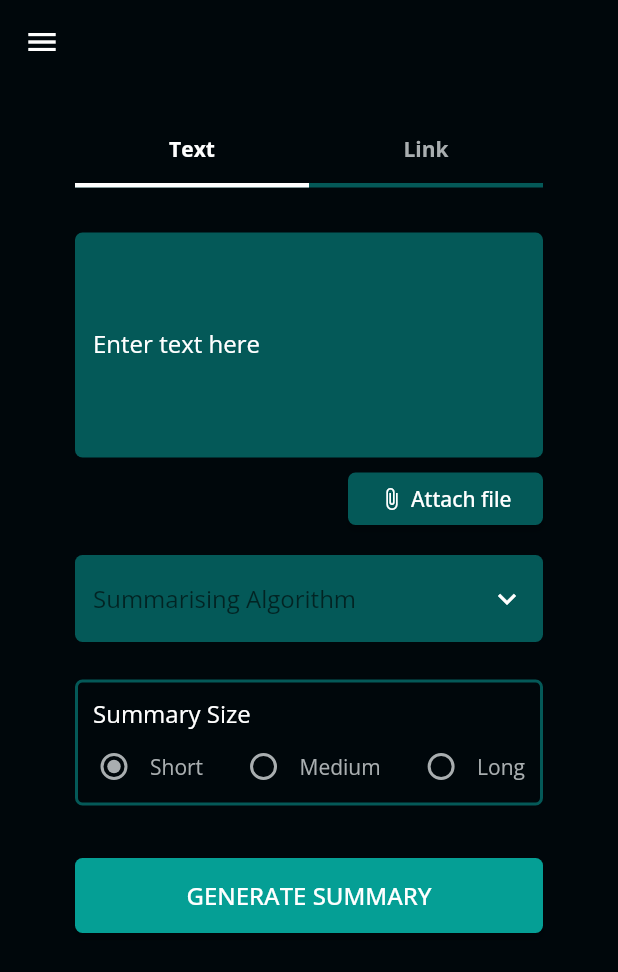
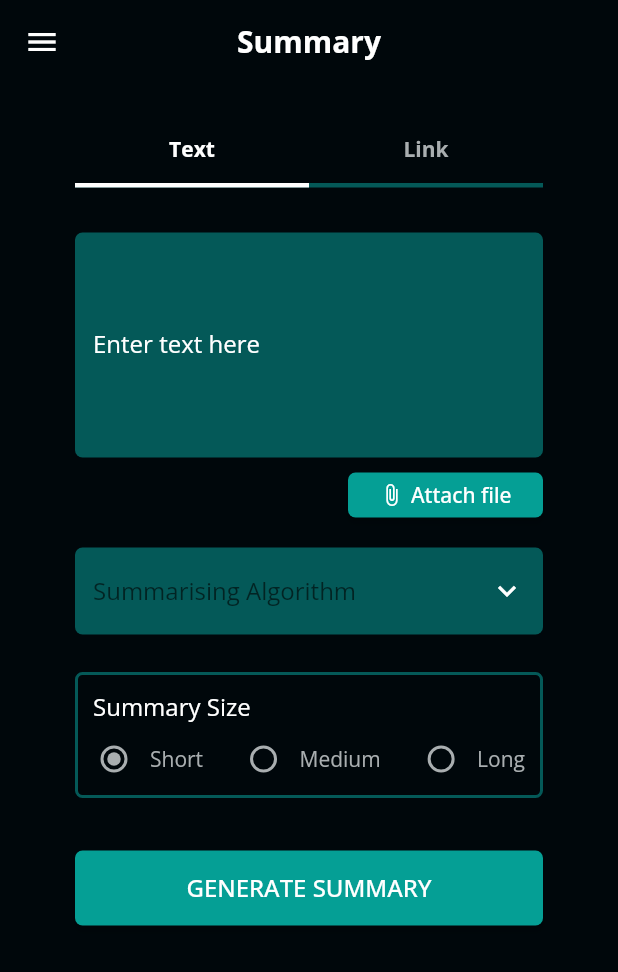
Before and after one commit to hadiyaaamir/khulasa, a Flutter app: the Summary screen opened directly, on a phone screen of 412 x 824 dp. Shown: the top 972 px of the screen. Run offline on Flutter 3.47's test engine with Material 2 defaults, Android fonts, the phone set to English and light mode, and no system bars; our stand-ins replace cloud_firestore, flutter_tts, google_fonts; missing offline and left inert: dart:ffi; accounts and stored records are empty; network calls fail.

Commit message:
tiny tweaks

```diff
--- a/lib/Views/RSS/filterOptions.dart
+++ b/lib/Views/RSS/filterOptions.dart
@@ -14,7 +14,7 @@ class FilterOptionsBox extends StatelessWidget {
     return Container(
       height: screenHeight / 2,
       decoration: BoxDecoration(
-        color: colors.background,
+        color: colors.primary,
         borderRadius: const BorderRadius.only(
           topLeft: Radius.circular(35),
           topRight: Radius.circular(35),
--- a/lib/Views/Summary/summary.dart
+++ b/lib/Views/Summary/summary.dart
@@ -1,13 +1,10 @@
 import 'package:flutter/material.dart';
-import 'package:flutter/src/widgets/container.dart';
-import 'package:flutter/src/widgets/framework.dart';
 import 'package:khulasa/Controllers/darkMode.dart';
 import 'package:khulasa/Models/colorTheme.dart';
 import 'package:khulasa/Views/Widgets/NavBar/AppBarPage.dart';
 import 'package:khulasa/Views/Summary/linkSummary.dart';
 import 'package:khulasa/Views/Summary/textSummary.dart';
-import 'package:khulasa/constants/colors.dart';
-import 'package:khulasa/constants/sizes.dart';
+import 'package:khulasa/Views/Widgets/NavBar/customAppBar.dart';
 import 'package:provider/provider.dart';
 
 class Summary extends StatefulWidget {
@@ -21,17 +18,10 @@ class _SummaryState extends State<Summary> {
   @override
   Widget build(BuildContext context) {
     ColorTheme colors = context.watch<DarkMode>().mode;
-    bool isDarkMode = context.watch<DarkMode>().isDarkMode;
+
     return Scaffold(
-      appBar: AppBar(
-        title: Text(""),
-        backgroundColor: colors.background,
-        foregroundColor: isDarkMode ? colors.text : colors.secondary,
-        elevation: 0,
-      ),
-      drawer: Drawer(
-        child: Draw(),
-      ),
+      appBar: CustomAppBar(title: 'Summary'),
+      drawer: const Drawer(child: Draw()),
       backgroundColor: colors.background,
       body: Center(
         child: DefaultTabController(
--- a/lib/Views/Summary/textSummary.dart
+++ b/lib/Views/Summary/textSummary.dart
@@ -46,9 +46,8 @@ class _TextSummaryState extends State<TextSummary> {
               Btn(
                 label: "Attach file",
                 onPress: () {},
-                foreground: colors.text,
-                background: colors.primary,
-                height: 35,
+                background: colors.secondary,
+                height: 30,
                 width: 130,
                 icon: Icons.attach_file,
                 paddingVert: 0,
--- a/lib/main.dart
+++ b/lib/main.dart
@@ -1,19 +1,13 @@
 import 'dart:async';
 
 import 'package:flutter/material.dart';
-import 'package:google_fonts/google_fonts.dart';
-
 import 'package:khulasa/Controllers/RSS/articleprovider.dart';
 import 'package:khulasa/Controllers/RSS/categoryprovider.dart';
-
-import 'package:firebase_core/firebase_core.dart';
-
 import 'package:khulasa/Controllers/darkMode.dart';
 import 'package:khulasa/Controllers/languageprovider.dart';
 import 'package:khulasa/Controllers/navigation.dart';
 import 'package:khulasa/Models/colorTheme.dart';
 import 'package:khulasa/Views/Entrance/login.dart';
-import 'package:khulasa/constants/colors.dart';
 import 'package:khulasa/constants/sizes.dart';
 import 'package:provider/provider.dart';
 
--- a/pubspec.yaml
+++ b/pubspec.yaml
@@ -36,15 +36,12 @@ dependencies:
   # The following adds the Cupertino Icons font to your application.
   # Use with the CupertinoIcons class for iOS style icons.
   cupertino_icons: ^1.0.2
-  google_fonts: ^3.0.1
   http: ^0.13.5
   html: ^0.15.1
-
   provider: ^6.0.5
   cloud_firestore: ^4.3.1
   firebase_core: ^2.4.1
   flutter_tts: ^3.6.3
-  web_scraper: ^0.1.4
   intl: ^0.18.0
 
 
```
Also changed, not shown: lib/Views/RSS/article.dart (+2 -5 lines), pubspec.lock, 1 other file.
